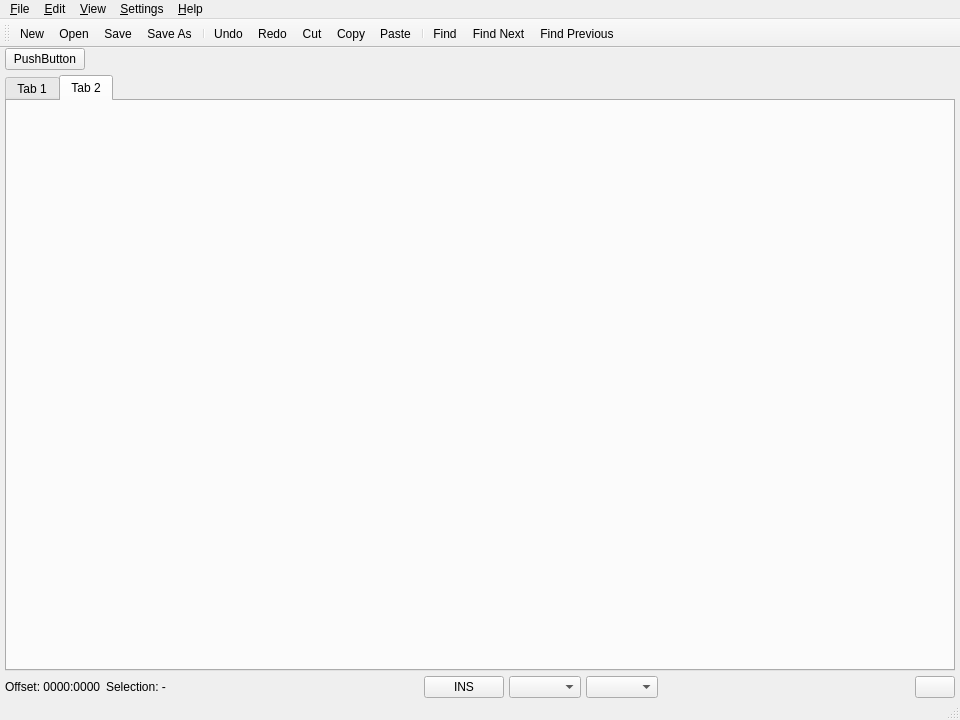
Above: src/ui/nabla.ui from bad-alloc-heavy-industries/Nabla before the change. Below: the same form after it.
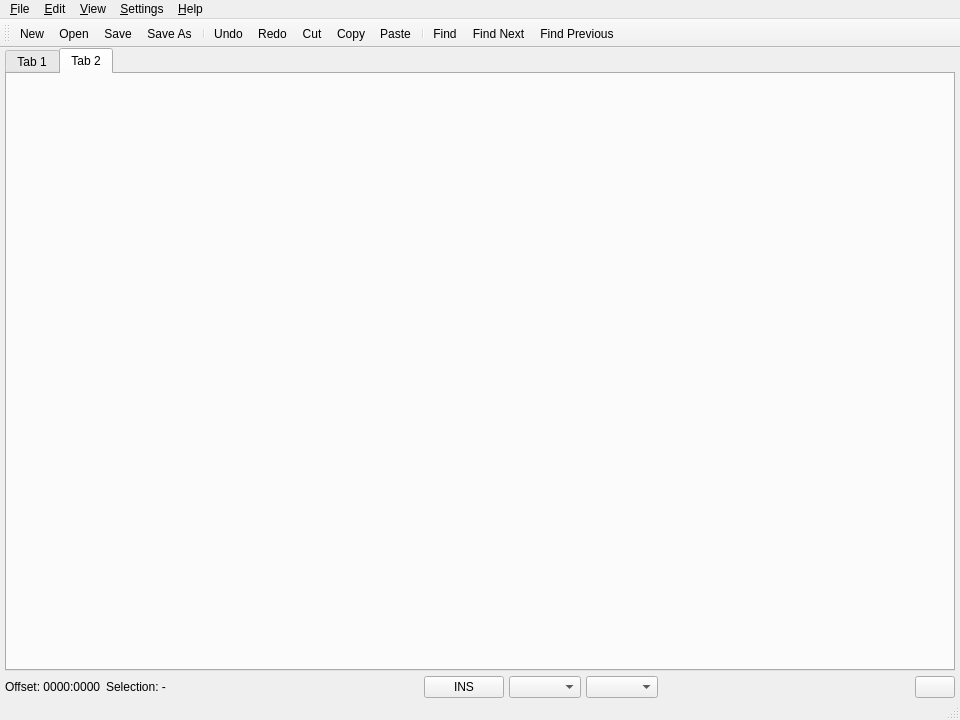
That is the form after the change. Icons and pictures are not drawn.

Commit message: Removed the now defunct top "toolbar" horizontal layout from the UI

Patch:
```diff
--- a/src/ui/nabla.ui
+++ b/src/ui/nabla.ui
@@ -31,33 +31,6 @@
     <property name="bottomMargin">
      <number>0</number>
     </property>
-    <item>
-     <layout class="QHBoxLayout" name="horizontalLayout">
-      <property name="spacing">
-       <number>5</number>
-      </property>
-      <item>
-       <widget class="QPushButton" name="pushButton">
-        <property name="text">
-         <string>PushButton</string>
-        </property>
-       </widget>
-      </item>
-      <item>
-       <spacer name="horizontalSpacer_3">
-        <property name="orientation">
-         <enum>Qt::Horizontal</enum>
-        </property>
-        <property name="sizeHint" stdset="0">
-         <size>
-          <width>40</width>
-          <height>20</height>
-         </size>
-        </property>
-       </spacer>
-      </item>
-     </layout>
-    </item>
     <item>
      <layout class="QVBoxLayout" name="verticalLayout">
       <property name="spacing">
```
